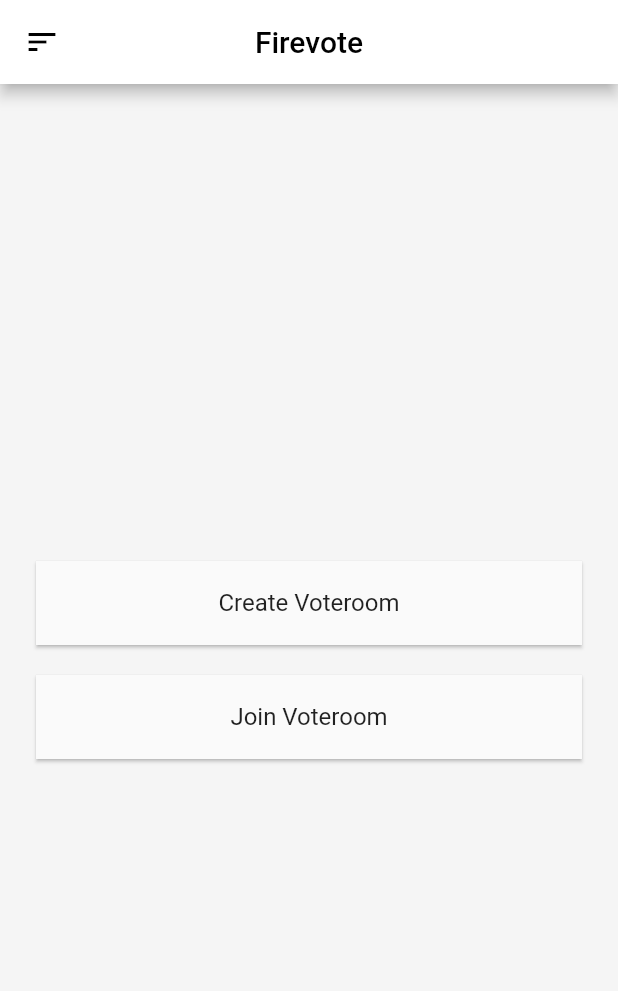
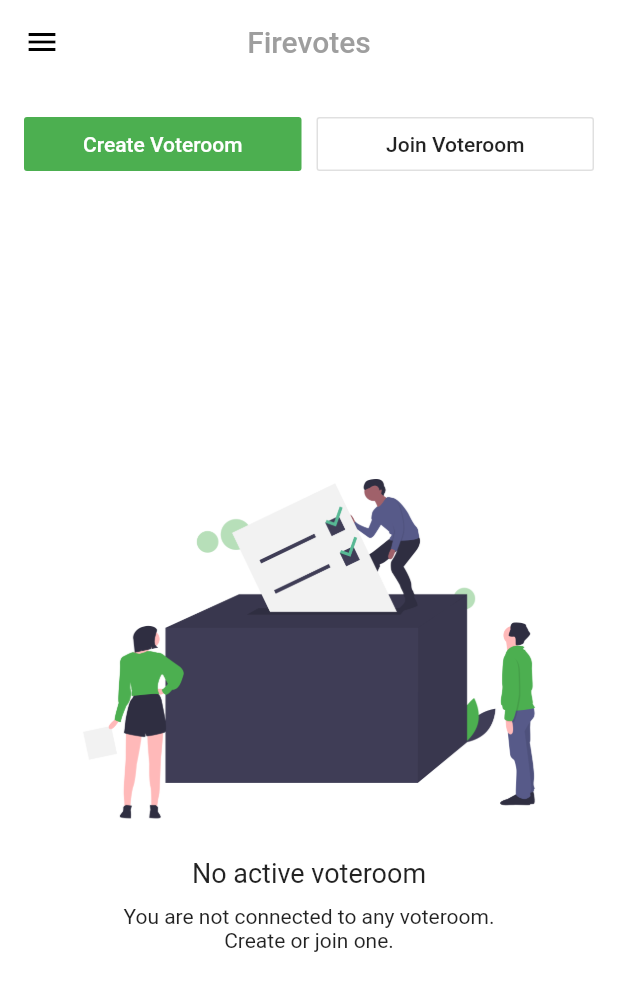
Before and after one commit to Adarsh0603/Firevote, a Flutter app: the screen it shows once a user with an empty profile is signed in, on a phone screen of 412 x 824 dp. Shown: the top 991 px of the screen. Run offline on Flutter 3.47's test engine with Material 2 defaults, Android fonts, the phone set to English and light mode, and no system bars; our stand-ins replace cloud_firestore, firebase_auth, firebase_core, google_sign_in, share; accounts and stored records are empty.

Commit message:
Added Orientation based no room content.

```diff
--- a/lib/constants.dart
+++ b/lib/constants.dart
@@ -1,7 +1,7 @@
 import 'package:flutter/material.dart';
 
 const kPrimaryColor = Colors.white;
-const kAppBarTextStyle = TextStyle(color: Colors.black);
+const kAppBarTextStyle = TextStyle(color: Colors.grey);
 const kAccentColor = Color(0xffc0a062);
 
 //AuthScreen
--- a/lib/main.dart
+++ b/lib/main.dart
@@ -5,6 +5,7 @@ import 'package:firevote/data/voteroom.dart';
 import 'package:firevote/screens/splash_screen.dart';
 import 'package:firevote/screens/wrapper.dart';
 import 'package:flutter/material.dart';
+import 'package:flutter/services.dart';
 import 'package:provider/provider.dart';
 
 void main() {
@@ -17,6 +18,8 @@ class App extends StatelessWidget {
   // This widget is the root of your application.
   @override
   Widget build(BuildContext context) {
+    SystemChrome.setSystemUIOverlayStyle(
+        SystemUiOverlayStyle(statusBarColor: Colors.white));
     return MultiProvider(
       providers: [
         ChangeNotifierProvider<Auth>(create: (BuildContext context) => Auth()),
--- a/lib/screens/home_screen.dart
+++ b/lib/screens/home_screen.dart
@@ -2,7 +2,7 @@ import 'package:firevote/data/voteroom.dart';
 import 'package:firevote/screens/active_room.dart';
 import 'package:firevote/screens/joined_room.dart';
 import 'package:firevote/widgets/app_drawer.dart';
-import 'package:firevote/widgets/create_join_room.dart';
+import 'package:firevote/widgets/create_join.dart';
 import 'package:firevote/widgets/custom_app_bar.dart';
 import 'package:flutter/material.dart';
 import 'package:provider/provider.dart';
@@ -31,9 +31,9 @@ class _HomeScreenState extends State<HomeScreen> {
   @override
   Widget build(BuildContext context) {
     return Scaffold(
-      backgroundColor: Colors.grey[100],
+      backgroundColor: Colors.white,
       drawer: AppDrawer(),
-      appBar: CustomAppBar.getAppBar(context, 'Firevote'),
+      appBar: CustomAppBar.getAppBar(context, 'Firevotes'),
       body: FutureBuilder(
         future: _getActiveRoom,
         builder: (ctx, snapshot) =>
@@ -43,7 +43,7 @@ class _HomeScreenState extends State<HomeScreen> {
                     builder: (ctx, room, _) {
                       return room.roomDetails != null
                           ? room.isCreator ? ActiveRoom() : JoinedRoom()
-                          : CreateJoinRoom();
+                          : CreateJoin();
                     },
                   ),
       ),
--- a/lib/screens/splash_screen.dart
+++ b/lib/screens/splash_screen.dart
@@ -4,7 +4,11 @@ class SplashScreen extends StatelessWidget {
   @override
   Widget build(BuildContext context) {
     return Scaffold(
-      body: Center(child: Text('Loading')),
+      body: Center(
+          child: Text(
+        'FireVote',
+        style: TextStyle(fontWeight: FontWeight.w500, color: Colors.grey),
+      )),
     );
   }
 }
--- a/lib/screens/wrapper.dart
+++ b/lib/screens/wrapper.dart
@@ -2,6 +2,7 @@ import 'package:firebase_auth/firebase_auth.dart';
 import 'package:firevote/data/voteroom.dart';
 import 'package:firevote/screens/auth_screen.dart';
 import 'package:firevote/screens/home_screen.dart';
+import 'package:firevote/screens/splash_screen.dart';
 import 'package:flutter/material.dart';
 import 'package:provider/provider.dart';
 
@@ -11,6 +12,7 @@ class Wrapper extends StatelessWidget {
     return StreamBuilder(
       stream: FirebaseAuth.instance.authStateChanges(),
       builder: (BuildContext context, AsyncSnapshot<User> snapshot) {
+        if (snapshot.hasData) {
           if (snapshot.data == null)
             return AuthScreen();
           else {
@@ -18,6 +20,8 @@ class Wrapper extends StatelessWidget {
                 .initializeUser(snapshot.data);
             return HomeScreen();
           }
+        }
+        return SplashScreen();
       },
     );
   }
--- /dev/null
+++ b/lib/widgets/create_join.dart
@@ -0,0 +1,63 @@
+import 'package:firevote/widgets/create_vote_room.dart';
+import 'package:firevote/widgets/join_vote_room.dart';
+import 'package:firevote/widgets/no_room_content.dart';
+import 'package:flutter/material.dart';
+
+class CreateJoin extends StatelessWidget {
+  void createRoom(BuildContext context) async {
+    showBottomSheet(
+        backgroundColor: Colors.grey[100],
+        context: context,
+        builder: (ctx) => CreateVoteRoom());
+  }
+
+  void joinRoom(BuildContext context) async {
+//    showBottomSheet(
+//        backgroundColor: Colors.grey[100],
+//        context: context,
+//        builder: (ctx) => JoinVoteRoom());
+    Navigator.of(context).push(
+        MaterialPageRoute(builder: (BuildContext context) => JoinVoteRoom()));
+  }
+
+  @override
+  Widget build(BuildContext context) {
+    return Container(
+      padding: EdgeInsets.all(16),
+      height:
+          MediaQuery.of(context).size.height - AppBar().preferredSize.height,
+      child: Column(
+        mainAxisAlignment: MainAxisAlignment.start,
+        children: [
+          Row(
+            mainAxisAlignment: MainAxisAlignment.center,
+            children: [
+              Expanded(
+                child: FlatButton(
+                  color: Colors.green,
+                  child: Text(
+                    'Create Voteroom',
+                    textAlign: TextAlign.center,
+                    style: TextStyle(color: Colors.white),
+                  ),
+                  onPressed: () => createRoom(context),
+                ),
+              ),
+              SizedBox(width: 10),
+              Expanded(
+                child: OutlineButton(
+                  child: Text(
+                    'Join Voteroom',
+                    textAlign: TextAlign.center,
+                  ),
+                  onPressed: () => joinRoom(context),
+                ),
+              ),
+            ],
+          ),
+          Expanded(child: NoRoomContent()),
+        ],
+      ),
+    );
+  }
+}
--- a/lib/widgets/create_join_room.dart
+++ /dev/null
@@ -1,54 +0,0 @@
-import 'package:firevote/widgets/create_vote_room.dart';
-import 'package:firevote/widgets/join_vote_room.dart';
-import 'package:flutter/material.dart';
-
-class CreateJoinRoom extends StatelessWidget {
-  void createRoom(BuildContext context) async {
-    showBottomSheet(
-        backgroundColor: Colors.grey[100],
-        context: context,
-        builder: (ctx) => CreateVoteRoom());
-  }
-
-  void joinRoom(BuildContext context) async {
-    showBottomSheet(
-        backgroundColor: Colors.grey[100],
-        context: context,
-        builder: (ctx) => JoinVoteRoom());
-  }
-
-  @override
-  Widget build(BuildContext context) {
-    return Center(
-      child: Padding(
-        padding: const EdgeInsets.all(24.0),
-        child: Column(
-          mainAxisAlignment: MainAxisAlignment.center,
-          children: [
-            Material(
-              elevation: 1,
-              child: ListTile(
-                title: Text(
-                  'Create Voteroom',
-                  textAlign: TextAlign.center,
-                ),
-                onTap: () => createRoom(context),
-              ),
-            ),
-            SizedBox(height: 20),
-            Material(
-              elevation: 1,
-              child: ListTile(
-                title: Text(
-                  'Join Voteroom',
-                  textAlign: TextAlign.center,
-                ),
-                onTap: () => joinRoom(context),
-              ),
-            ),
-          ],
-        ),
-      ),
-    );
-  }
-}
--- a/lib/widgets/custom_app_bar.dart
+++ b/lib/widgets/custom_app_bar.dart
@@ -6,14 +6,9 @@ class CustomAppBar {
     return AppBar(
       iconTheme: IconThemeData(color: Colors.black),
       centerTitle: true,
-      leading: Builder(
-        builder: (context) => IconButton(
-          icon: Icon(Icons.sort),
-          onPressed: () => Scaffold.of(context).openDrawer(),
-        ),
-      ),
+      elevation: 0,
       backgroundColor: kPrimaryColor,
-      title: Text('Firevote', style: kAppBarTextStyle),
+      title: Text(title, style: kAppBarTextStyle),
     );
   }
 }
--- /dev/null
+++ b/lib/widgets/no_room_content.dart
@@ -0,0 +1,39 @@
+import 'package:flutter/material.dart';
+
+class NoRoomContent extends StatelessWidget {
+  List<Widget> widgetList(BuildContext context) {
+    var orientation = MediaQuery.of(context).orientation;
+    return [
+      Spacer(),
+      Image.asset(
+        'images/voting.png',
+        scale: orientation == Orientation.portrait ? 1 : 5,
+      ),
+      Column(
+        mainAxisAlignment: MainAxisAlignment.center,
+        children: [
+          Text(
+            'No active voteroom',
+            style: TextStyle(fontSize: 18),
+          ),
+          SizedBox(height: 10),
+          Text(
+            'You are not connected to any voteroom.\nCreate or join one.',
+            textAlign: TextAlign.center,
+            style: TextStyle(fontWeight: FontWeight.w400, fontSize: 14),
+          ),
+        ],
+      ),
+      Spacer(),
+    ];
+  }
+
+  @override
+  Widget build(BuildContext context) {
+    return OrientationBuilder(
+        builder: (BuildContext context, Orientation orientation) =>
+            MediaQuery.of(context).orientation == Orientation.landscape
+                ? Row(children: widgetList(context))
+                : Column(children: widgetList(context)));
+  }
+}
--- a/pubspec.yaml
+++ b/pubspec.yaml
@@ -49,8 +49,8 @@ flutter:
   uses-material-design: true
 
   # To add assets to your application, add an assets section, like this:
-  # assets:
-  #   - images/a_dot_burr.jpeg
+  assets:
+    - images/
   #   - images/a_dot_ham.jpeg
 
   # An image asset can refer to one or more resolution-specific "variants", see
```
Also changed, not shown: lib/data/voteroom.dart (+4 -17 lines), lib/widgets/circular_button.dart (deleted, +0 -19 lines), lib/widgets/join_vote_room.dart (+21 -19 lines), images/voting.png (added). Lines whose indentation alone changed are shown as unchanged.
